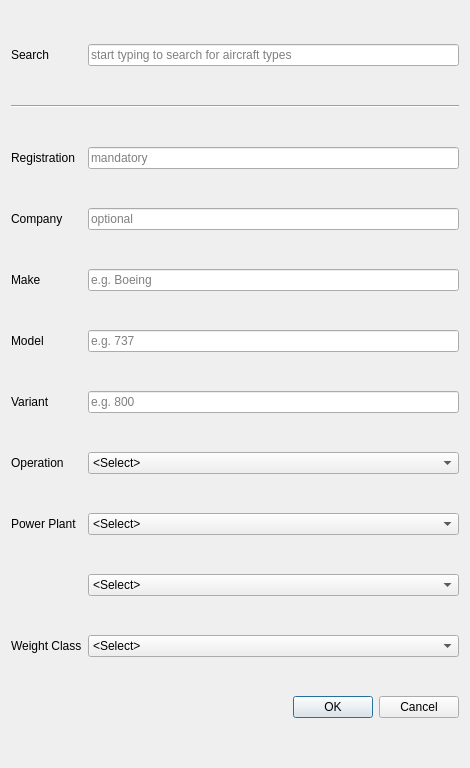
This is src/gui/dialogues/newtail.ui in fiffty-50/openPilotLog as Qt 5 draws it before an edit. The edited form follows.
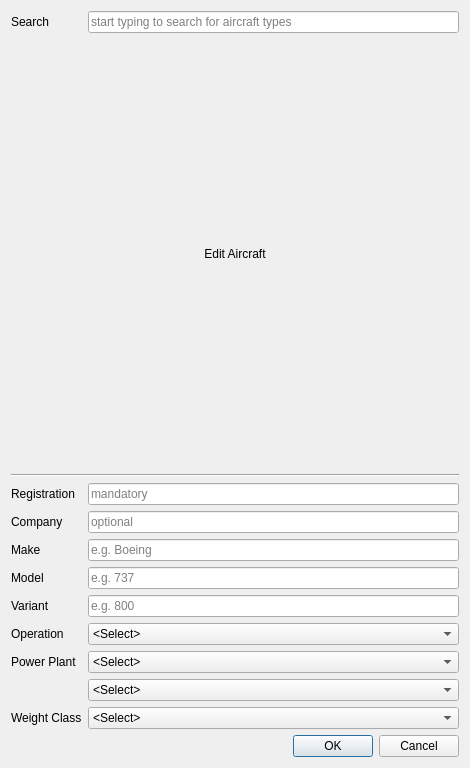
This is the edited form.

Diff of the .ui file:
```diff
--- a/src/gui/dialogues/newtail.ui
+++ b/src/gui/dialogues/newtail.ui
@@ -14,7 +14,14 @@
    <string>Add New Aircraft</string>
   </property>
   <layout class="QGridLayout" name="gridLayout">
-   <item row="2" column="1">
+   <item row="3" column="0">
+    <widget class="QLabel" name="registrationLabel">
+     <property name="text">
+      <string>Registration</string>
+     </property>
+    </widget>
+   </item>
+   <item row="3" column="1">
     <widget class="QLineEdit" name="registrationLineEdit">
      <property name="maxLength">
       <number>20</number>
@@ -24,31 +31,160 @@
      </property>
     </widget>
    </item>
-   <item row="5" column="0">
-    <widget class="QLabel" name="modelLabel">
+   <item row="4" column="0">
+    <widget class="QLabel" name="companyLabel">
      <property name="text">
-      <string>Model</string>
+      <string>Company</string>
      </property>
     </widget>
    </item>
-   <item row="4" column="1">
-    <widget class="QLineEdit" name="makeLineEdit">
+   <item row="0" column="1">
+    <widget class="QLineEdit" name="searchLineEdit">
      <property name="maxLength">
       <number>20</number>
      </property>
      <property name="placeholderText">
-      <string>e.g. Boeing</string>
+      <string>start typing to search for aircraft types</string>
      </property>
     </widget>
    </item>
    <item row="8" column="0">
+    <widget class="QLabel" name="operationLabel">
+     <property name="text">
+      <string>Operation</string>
+     </property>
+    </widget>
+   </item>
+   <item row="2" column="0" colspan="2">
+    <widget class="Line" name="line">
+     <property name="orientation">
+      <enum>Qt::Horizontal</enum>
+     </property>
+    </widget>
+   </item>
+   <item row="7" column="1">
+    <widget class="QLineEdit" name="variantLineEdit">
+     <property name="maxLength">
+      <number>20</number>
+     </property>
+     <property name="placeholderText">
+      <string>e.g. 800</string>
+     </property>
+    </widget>
+   </item>
+   <item row="9" column="0">
     <widget class="QLabel" name="powerPlantLabel">
      <property name="text">
       <string>Power Plant</string>
      </property>
     </widget>
    </item>
-   <item row="7" column="1">
+   <item row="11" column="0">
+    <widget class="QLabel" name="weightLabel">
+     <property name="text">
+      <string>Weight Class</string>
+     </property>
+    </widget>
+   </item>
+   <item row="7" column="0">
+    <widget class="QLabel" name="variantLabel">
+     <property name="text">
+      <string>Variant</string>
+     </property>
+    </widget>
+   </item>
+   <item row="11" column="1">
+    <widget class="QComboBox" name="weightComboBox">
+     <item>
+      <property name="text">
+       <string>&lt;Select&gt;</string>
+      </property>
+     </item>
+     <item>
+      <property name="text">
+       <string>Light</string>
+      </property>
+     </item>
+     <item>
+      <property name="text">
+       <string>Medium</string>
+      </property>
+     </item>
+     <item>
+      <property name="text">
+       <string>Heavy</string>
+      </property>
+     </item>
+     <item>
+      <property name="text">
+       <string>Super</string>
+      </property>
+     </item>
+    </widget>
+   </item>
+   <item row="5" column="1">
+    <widget class="QLineEdit" name="makeLineEdit">
+     <property name="maxLength">
+      <number>20</number>
+     </property>
+     <property name="placeholderText">
+      <string>e.g. Boeing</string>
+     </property>
+    </widget>
+   </item>
+   <item row="9" column="1">
+    <widget class="QComboBox" name="ppTypeComboBox">
+     <property name="currentText">
+      <string>&lt;Select&gt;</string>
+     </property>
+     <item>
+      <property name="text">
+       <string>&lt;Select&gt;</string>
+      </property>
+     </item>
+     <item>
+      <property name="text">
+       <string>Unpowered</string>
+      </property>
+     </item>
+     <item>
+      <property name="text">
+       <string>Piston</string>
+      </property>
+     </item>
+     <item>
+      <property name="text">
+       <string>Turboprop</string>
+      </property>
+     </item>
+     <item>
+      <property name="text">
+       <string>Jet</string>
+      </property>
+     </item>
+    </widget>
+   </item>
+   <item row="4" column="1">
+    <widget class="QLineEdit" name="companyLineEdit">
+     <property name="maxLength">
+      <number>20</number>
+     </property>
+     <property name="placeholderText">
+      <string>optional</string>
+     </property>
+    </widget>
+   </item>
+   <item row="12" column="1">
+    <widget class="QDialogButtonBox" name="buttonBox">
+     <property name="orientation">
+      <enum>Qt::Horizontal</enum>
+     </property>
+     <property name="standardButtons">
+      <set>QDialogButtonBox::Cancel|QDialogButtonBox::Ok</set>
+     </property>
+    </widget>
+   </item>
+   <item row="8" column="1">
     <widget class="QComboBox" name="operationComboBox">
      <property name="editable">
       <bool>false</bool>
@@ -73,7 +209,24 @@
      </item>
     </widget>
    </item>
-   <item row="9" column="1">
+   <item row="5" column="0">
+    <widget class="QLabel" name="makeLabel">
+     <property name="text">
+      <string>Make</string>
+     </property>
+    </widget>
+   </item>
+   <item row="6" column="1">
+    <widget class="QLineEdit" name="modelLineEdit">
+     <property name="maxLength">
+      <number>20</number>
+     </property>
+     <property name="placeholderText">
+      <string>e.g. 737</string>
+     </property>
+    </widget>
+   </item>
+   <item row="10" column="1">
     <widget class="QComboBox" name="ppNumberComboBox">
      <property name="currentText">
       <string>&lt;Select&gt;</string>
@@ -95,30 +248,10 @@
      </item>
     </widget>
    </item>
-   <item row="3" column="1">
-    <widget class="QLineEdit" name="companyLineEdit">
-     <property name="maxLength">
-      <number>20</number>
-     </property>
-     <property name="placeholderText">
-      <string>optional</string>
-     </property>
-    </widget>
-   </item>
    <item row="6" column="0">
-    <widget class="QLabel" name="variantLabel">
+    <widget class="QLabel" name="modelLabel">
      <property name="text">
-      <string>Variant</string>
-     </property>
-    </widget>
-   </item>
-   <item row="5" column="1">
-    <widget class="QLineEdit" name="modelLineEdit">
-     <property name="maxLength">
-      <number>20</number>
-     </property>
-     <property name="placeholderText">
-      <string>e.g. 737</string>
+      <string>Model</string>
      </property>
     </widget>
    </item>
@@ -129,131 +262,13 @@
      </property>
     </widget>
    </item>
-   <item row="7" column="0">
-    <widget class="QLabel" name="operationLabel">
-     <property name="text">
-      <string>Operation</string>
-     </property>
-    </widget>
-   </item>
-   <item row="0" column="1">
-    <widget class="QLineEdit" name="searchLineEdit">
-     <property name="maxLength">
-      <number>20</number>
-     </property>
-     <property name="placeholderText">
-      <string>start typing to search for aircraft types</string>
-     </property>
-    </widget>
-   </item>
-   <item row="4" column="0">
-    <widget class="QLabel" name="makeLabel">
-     <property name="text">
-      <string>Make</string>
-     </property>
-    </widget>
-   </item>
-   <item row="2" column="0">
-    <widget class="QLabel" name="registrationLabel">
-     <property name="text">
-      <string>Registration</string>
-     </property>
-    </widget>
-   </item>
    <item row="1" column="0" colspan="2">
-    <widget class="Line" name="line">
-     <property name="orientation">
-      <enum>Qt::Horizontal</enum>
-     </property>
-    </widget>
-   </item>
-   <item row="11" column="1">
-    <widget class="QDialogButtonBox" name="buttonBox">
-     <property name="orientation">
-      <enum>Qt::Horizontal</enum>
-     </property>
-     <property name="standardButtons">
-      <set>QDialogButtonBox::Cancel|QDialogButtonBox::Ok</set>
-     </property>
-    </widget>
-   </item>
-   <item row="8" column="1">
-    <widget class="QComboBox" name="ppTypeComboBox">
-     <property name="currentText">
-      <string>&lt;Select&gt;</string>
-     </property>
-     <item>
-      <property name="text">
-       <string>&lt;Select&gt;</string>
-      </property>
-     </item>
-     <item>
-      <property name="text">
-       <string>Unpowered</string>
-      </property>
-     </item>
-     <item>
-      <property name="text">
-       <string>Piston</string>
-      </property>
-     </item>
-     <item>
-      <property name="text">
-       <string>Turboprop</string>
-      </property>
-     </item>
-     <item>
-      <property name="text">
-       <string>Jet</string>
-      </property>
-     </item>
-    </widget>
-   </item>
-   <item row="10" column="1">
-    <widget class="QComboBox" name="weightComboBox">
-     <item>
-      <property name="text">
-       <string>&lt;Select&gt;</string>
-      </property>
-     </item>
-     <item>
-      <property name="text">
-       <string>Light</string>
-      </property>
-     </item>
-     <item>
-      <property name="text">
-       <string>Medium</string>
-      </property>
-     </item>
-     <item>
-      <property name="text">
-       <string>Heavy</string>
-      </property>
-     </item>
-    </widget>
-   </item>
-   <item row="10" column="0">
-    <widget class="QLabel" name="weightLabel">
+    <widget class="QLabel" name="editLabel">
      <property name="text">
-      <string>Weight Class</string>
+      <string>Edit Aircraft</string>
      </property>
-    </widget>
-   </item>
-   <item row="6" column="1">
-    <widget class="QLineEdit" name="variantLineEdit">
-     <property name="maxLength">
-      <number>20</number>
-     </property>
-     <property name="placeholderText">
-      <string>e.g. 800</string>
-     </property>
-    </widget>
-   </item>
-   <item row="3" column="0">
-    <widget class="QLabel" name="companyLabel">
-     <property name="text">
-      <string>Company</string>
+     <property name="alignment">
+      <set>Qt::AlignCenter</set>
      </property>
     </widget>
    </item>
```
